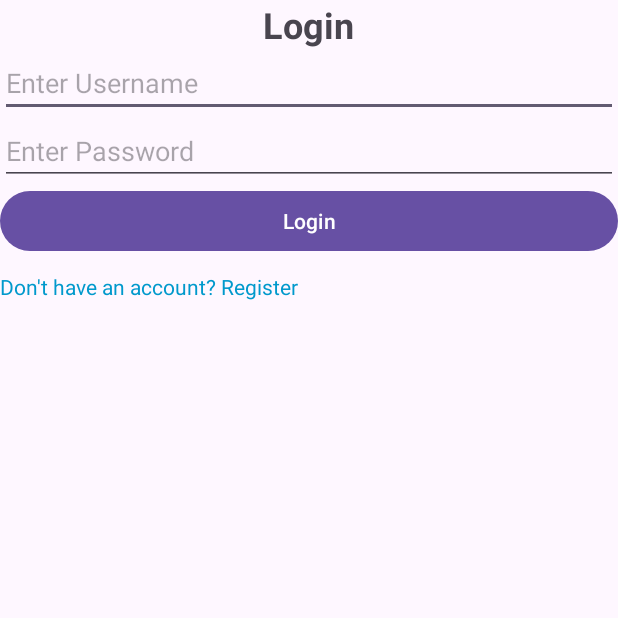
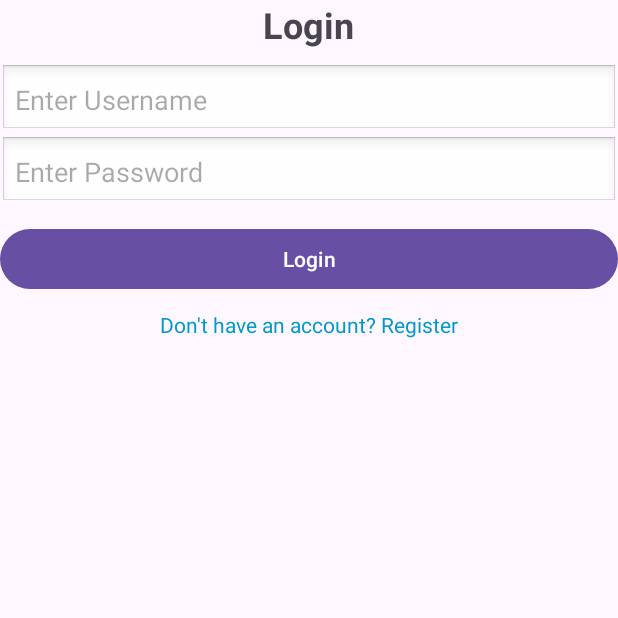
Before and after one commit to 2022601684/csc577-group-project, an Android app: the LoginActivity screen opened directly, with no data from a screen before it, on a phone screen of 412 x 824 dp, the top half of it. Run offline under Robolectric (Android 15) with nearby library versions, the phone set to English and light mode, and no system bars.

Commit message:
Your commit message here

```diff
--- a/app/src/main/java/com/example/groupproject/LoginActivity.java
+++ b/app/src/main/java/com/example/groupproject/LoginActivity.java
@@ -54,5 +54,6 @@ public class LoginActivity extends AppCompatActivity {
     public void goToRegister(View view) {
         Intent intent = new Intent(this, RegisterActivity.class);
         startActivity(intent);
+        finish();
     }
 }
--- a/app/src/main/java/com/example/groupproject/NicknameActivity.java
+++ b/app/src/main/java/com/example/groupproject/NicknameActivity.java
@@ -110,6 +110,7 @@ public class NicknameActivity extends AppCompatActivity {
                 Intent intent = new Intent(NicknameActivity.this, MainActivity.class);
                 intent.putExtra("nickname", selectedNickname); // Pass the nickname
                 startActivity(intent);
+                finish();
             }
         });
     }
--- a/app/src/main/java/com/example/groupproject/RegisterActivity.java
+++ b/app/src/main/java/com/example/groupproject/RegisterActivity.java
@@ -60,6 +60,7 @@ public class RegisterActivity extends AppCompatActivity {
     public void goToLogin(View view) {
         Intent intent = new Intent(this, LoginActivity.class);
         startActivity(intent);
+        finish();
     }
 
 }
--- a/app/src/main/res/layout/activity_login.xml
+++ b/app/src/main/res/layout/activity_login.xml
@@ -15,27 +15,33 @@
         android:text="Login"
         android:textSize="24sp"
         android:textStyle="bold"
-        android:layout_gravity="center"/>
+        android:layout_gravity="center"
+        android:paddingBottom="10dp"/>
 
     <EditText
         android:id="@+id/editTextUsername"
         android:layout_width="match_parent"
         android:layout_height="wrap_content"
         android:hint="Enter Username"
-        android:inputType="text"/>
+        android:inputType="text"
+        android:padding="10dp"
+        android:background="@android:drawable/edit_text"/>
 
     <EditText
         android:id="@+id/editTextPassword"
         android:layout_width="match_parent"
         android:layout_height="wrap_content"
         android:hint="Enter Password"
-        android:inputType="textPassword"/>
+        android:inputType="textPassword"
+        android:padding="10dp"
+        android:background="@android:drawable/edit_text"/>
 
     <Button
         android:id="@+id/btnLogin"
         android:layout_width="match_parent"
         android:layout_height="wrap_content"
-        android:text="Login"/>
+        android:text="Login"
+        android:layout_marginTop="10dp"/>
 
     <TextView
         android:layout_width="wrap_content"
@@ -44,6 +50,8 @@
         android:textColor="@android:color/holo_blue_dark"
         android:paddingTop="10dp"
         android:clickable="true"
+        android:focusable="true"
+        android:layout_gravity="center"
         android:onClick="goToRegister"/>
 
 </LinearLayout>
--- a/app/src/main/res/layout/activity_main.xml
+++ b/app/src/main/res/layout/activity_main.xml
@@ -27,7 +27,7 @@
         android:layout_width="wrap_content"
         android:layout_height="wrap_content"
         android:text="Sign Up"
-        android:textSize="14sp"
+        android:textSize="18sp"
         android:textStyle="bold"
         android:textColor="@android:color/holo_blue_dark"
         android:clickable="true"
--- a/app/src/main/res/layout/activity_nickname.xml
+++ b/app/src/main/res/layout/activity_nickname.xml
@@ -50,9 +50,9 @@
     <!-- Center the button horizontally -->
     <Button
         android:id="@+id/btnGoToMain"
-        android:layout_width="wrap_content"
+        android:layout_width="match_parent"
         android:layout_height="wrap_content"
-        android:text="Go to Main"
+        android:text="Back to Game"
         android:layout_gravity="center"
         android:layout_marginTop="16dp" />
 </LinearLayout>
```
Also changed, not shown: app/src/main/java/com/example/groupproject/MainActivity.java (+24 -8 lines).
